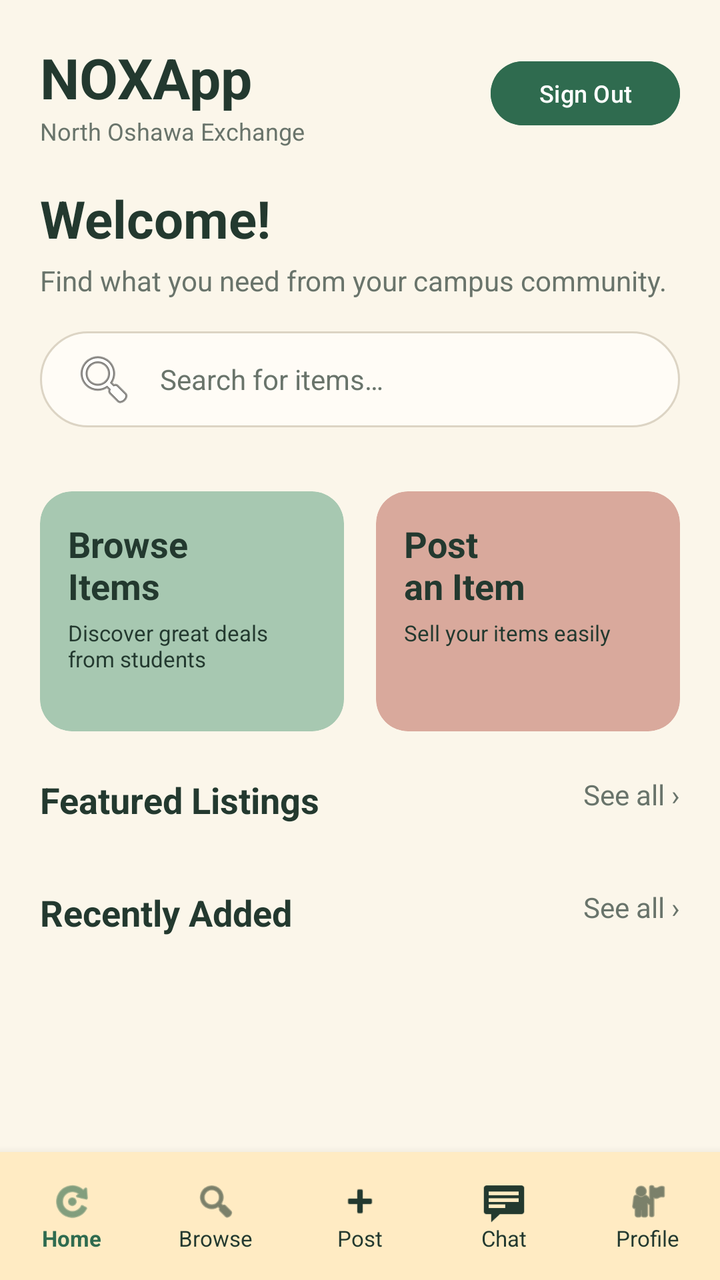
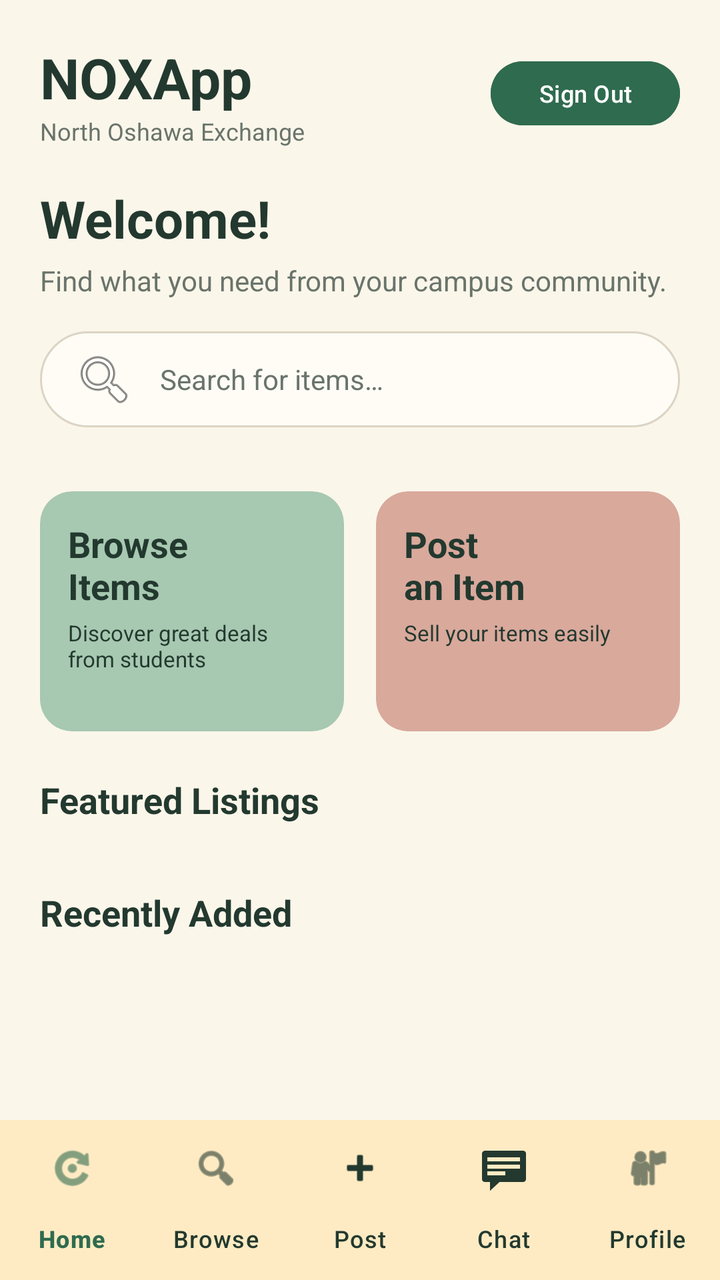

Compare the two renders of this Android layout. The source of the first and the diff that turns it into the second are given below.
<!-- AndroidManifest.xml: application theme Theme.NOXApp -->
<!-- res/layout/activity_main.xml -->
<?xml version="1.0" encoding="utf-8"?>
<androidx.coordinatorlayout.widget.CoordinatorLayout
    xmlns:android="http://schemas.android.com/apk/res/android"
    xmlns:app="http://schemas.android.com/apk/res-auto"
    android:id="@+id/main"
    android:layout_width="match_parent"
    android:layout_height="match_parent"
    android:background="@color/nox_cream_bg">

    <androidx.core.widget.NestedScrollView
        android:layout_width="match_parent"
        android:layout_height="match_parent"
        android:fillViewport="true"
        android:paddingBottom="72dp">

        <LinearLayout
            android:layout_width="match_parent"
            android:layout_height="wrap_content"
            android:orientation="vertical"
            android:padding="20dp">

            
            <RelativeLayout
                android:layout_width="match_parent"
                android:layout_height="wrap_content">

                <TextView
                    android:id="@+id/noxLogo"
                    android:layout_width="wrap_content"
                    android:layout_height="wrap_content"
                    android:text="@string/app_name"
                    android:textColor="@color/nox_dark_green"
                    android:textSize="28sp"
                    android:textStyle="bold" />

                <TextView
                    android:layout_width="wrap_content"
                    android:layout_height="wrap_content"
                    android:layout_below="@id/noxLogo"
                    android:text="@string/tagline"
                    android:textColor="@color/nox_subtext"
                    android:textSize="12sp" />

                <Button
                    android:id="@+id/signOutButton"
                    android:layout_width="wrap_content"
                    android:layout_height="40dp"
                    android:layout_alignParentEnd="true"
                    android:layout_centerVertical="true"
                    android:backgroundTint="@color/nox_primary_green"
                    android:text="@string/sign_out"
                    android:textColor="@color/white"
                    android:textSize="12sp" />
            </RelativeLayout>

            
            <TextView
                android:id="@+id/welcomeTextView"
                android:layout_width="wrap_content"
                android:layout_height="wrap_content"
                android:layout_marginTop="18dp"
                android:text="Welcome!"
                android:textColor="@color/nox_dark_green"
                android:textSize="26sp"
                android:textStyle="bold" />

            <TextView
                android:layout_width="wrap_content"
                android:layout_height="wrap_content"
                android:layout_marginTop="4dp"
                android:text="@string/home_subtitle"
                android:textColor="@color/nox_subtext"
                android:textSize="14sp" />

            
            <EditText
                android:id="@+id/searchBar"
                android:layout_width="match_parent"
                android:layout_height="48dp"
                android:layout_marginTop="16dp"
                android:background="@drawable/rounded_search_box"
                android:drawableStart="@android:drawable/ic_menu_search"
                android:drawablePadding="12dp"
                android:hint="@string/search_hint"
                android:imeOptions="actionDone"
                android:inputType="text"
                android:paddingHorizontal="16dp"
                android:textColor="@color/nox_dark_green"
                android:textColorHint="@color/nox_subtext"
                android:textSize="14sp" />

            
            <androidx.recyclerview.widget.RecyclerView
                android:id="@+id/categoryRecyclerView"
                android:layout_width="match_parent"
                android:layout_height="wrap_content"
                android:layout_marginTop="16dp"
                android:clipToPadding="false"
                android:orientation="horizontal" />

            
            <LinearLayout
                android:layout_width="match_parent"
                android:layout_height="120dp"
                android:layout_marginTop="16dp"
                android:orientation="horizontal">

                <androidx.cardview.widget.CardView
                    android:id="@+id/browseCard"
                    android:layout_width="0dp"
                    android:layout_height="match_parent"
                    android:layout_marginEnd="8dp"
                    android:layout_weight="1"
                    app:cardBackgroundColor="@color/nox_card_green"
                    app:cardCornerRadius="16dp"
                    app:cardElevation="0dp">

                    <LinearLayout
                        android:layout_width="match_parent"
                        android:layout_height="match_parent"
                        android:orientation="vertical"
                        android:padding="14dp">

                        <TextView
                            android:layout_width="wrap_content"
                            android:layout_height="wrap_content"
                            android:text="@string/browse_items_title"
                            android:textColor="@color/nox_dark_green"
                            android:textSize="18sp"
                            android:textStyle="bold" />

                        <TextView
                            android:layout_width="wrap_content"
                            android:layout_height="wrap_content"
                            android:layout_marginTop="4dp"
                            android:text="@string/browse_items_sub"
                            android:textColor="@color/nox_dark_green"
                            android:textSize="11sp" />
                    </LinearLayout>
                </androidx.cardview.widget.CardView>

                <androidx.cardview.widget.CardView
                    android:id="@+id/postCard"
                    android:layout_width="0dp"
                    android:layout_height="match_parent"
                    android:layout_marginStart="8dp"
                    android:layout_weight="1"
                    app:cardBackgroundColor="@color/nox_card_pink"
                    app:cardCornerRadius="16dp"
                    app:cardElevation="0dp">

                    <LinearLayout
                        android:layout_width="match_parent"
                        android:layout_height="match_parent"
                        android:orientation="vertical"
                        android:padding="14dp">

                        <TextView
                            android:layout_width="wrap_content"
                            android:layout_height="wrap_content"
                            android:text="@string/post_item_title"
                            android:textColor="@color/nox_dark_green"
                            android:textSize="18sp"
                            android:textStyle="bold" />

                        <TextView
                            android:layout_width="wrap_content"
                            android:layout_height="wrap_content"
                            android:layout_marginTop="4dp"
                            android:text="@string/post_item_sub"
                            android:textColor="@color/nox_dark_green"
                            android:textSize="11sp" />
                    </LinearLayout>
                </androidx.cardview.widget.CardView>
            </LinearLayout>

            
            <RelativeLayout
                android:layout_width="match_parent"
                android:layout_height="wrap_content"
                android:layout_marginTop="22dp">

                <TextView
                    android:layout_width="wrap_content"
                    android:layout_height="wrap_content"
                    android:text="@string/featured_listings"
                    android:textColor="@color/nox_dark_green"
                    android:textSize="18sp"
                    android:textStyle="bold" />

                <TextView
                    android:id="@+id/seeAllFeatured"
                    android:layout_width="wrap_content"
                    android:layout_height="wrap_content"
                    android:layout_alignParentEnd="true"
                    android:text="@string/see_all"
                    android:textColor="@color/nox_subtext"
                    android:textSize="14sp" />
            </RelativeLayout>

            <androidx.recyclerview.widget.RecyclerView
                android:id="@+id/featuredRecyclerView"
                android:layout_width="match_parent"
                android:layout_height="wrap_content"
                android:layout_marginTop="12dp"
                android:clipToPadding="false"
                android:orientation="horizontal" />

            
            <RelativeLayout
                android:layout_width="match_parent"
                android:layout_height="wrap_content"
                android:layout_marginTop="20dp">

                <TextView
                    android:layout_width="wrap_content"
                    android:layout_height="wrap_content"
                    android:text="@string/recently_added"
                    android:textColor="@color/nox_dark_green"
                    android:textSize="18sp"
                    android:textStyle="bold" />

                <TextView
                    android:id="@+id/seeAllRecent"
                    android:layout_width="wrap_content"
                    android:layout_height="wrap_content"
                    android:layout_alignParentEnd="true"
                    android:text="@string/see_all"
                    android:textColor="@color/nox_subtext"
                    android:textSize="14sp" />
            </RelativeLayout>

            <androidx.recyclerview.widget.RecyclerView
                android:id="@+id/recentRecyclerView"
                android:layout_width="match_parent"
                android:layout_height="wrap_content"
                android:layout_marginTop="12dp"
                android:clipToPadding="false"
                android:orientation="horizontal" />

        </LinearLayout>
    </androidx.core.widget.NestedScrollView>

    
    <LinearLayout
        android:id="@+id/bottomNavBar"
        android:layout_width="match_parent"
        android:layout_height="64dp"
        android:layout_gravity="bottom"
        android:background="@color/nox_nav_bg"
        android:elevation="8dp"
        android:gravity="center"
        android:orientation="horizontal"
        android:weightSum="5">

        <LinearLayout
            android:id="@+id/navHome"
            android:layout_width="0dp"
            android:layout_height="match_parent"
            android:layout_weight="1"
            android:gravity="center"
            android:orientation="vertical">

            <ImageView
                android:layout_width="22dp"
                android:layout_height="22dp"
                android:contentDescription="Home"
                android:tint="@color/nox_primary_green"
                android:src="@android:drawable/ic_menu_rotate" />

            <TextView
                android:layout_width="wrap_content"
                android:layout_height="wrap_content"
                android:text="Home"
                android:textColor="@color/nox_primary_green"
                android:textSize="11sp"
                android:textStyle="bold" />
        </LinearLayout>

        <LinearLayout
            android:id="@+id/navBrowse"
            android:layout_width="0dp"
            android:layout_height="match_parent"
            android:layout_weight="1"
            android:gravity="center"
            android:orientation="vertical">

            <ImageView
                android:layout_width="22dp"
                android:layout_height="22dp"
                android:contentDescription="Browse"
                android:tint="@color/nox_dark_green"
                android:src="@android:drawable/ic_menu_search" />

            <TextView
                android:layout_width="wrap_content"
                android:layout_height="wrap_content"
                android:text="Browse"
                android:textColor="@color/nox_dark_green"
                android:textSize="11sp" />
        </LinearLayout>

        <LinearLayout
            android:id="@+id/navPost"
            android:layout_width="0dp"
            android:layout_height="match_parent"
            android:layout_weight="1"
            android:gravity="center"
            android:orientation="vertical">

            <ImageView
                android:layout_width="22dp"
                android:layout_height="22dp"
                android:contentDescription="Post"
                android:tint="@color/nox_dark_green"
                android:src="@android:drawable/ic_input_add" />

            <TextView
                android:layout_width="wrap_content"
                android:layout_height="wrap_content"
                android:text="Post"
                android:textColor="@color/nox_dark_green"
                android:textSize="11sp" />
        </LinearLayout>

        <LinearLayout
            android:id="@+id/navChat"
            android:layout_width="0dp"
            android:layout_height="match_parent"
            android:layout_weight="1"
            android:gravity="center"
            android:orientation="vertical">

            <ImageView
                android:layout_width="22dp"
                android:layout_height="22dp"
                android:contentDescription="Chat"
                android:tint="@color/nox_dark_green"
                android:src="@android:drawable/stat_notify_chat" />

            <TextView
                android:layout_width="wrap_content"
                android:layout_height="wrap_content"
                android:text="Chat"
                android:textColor="@color/nox_dark_green"
                android:textSize="11sp" />
        </LinearLayout>

        <LinearLayout
            android:id="@+id/navProfile"
            android:layout_width="0dp"
            android:layout_height="match_parent"
            android:layout_weight="1"
            android:gravity="center"
            android:orientation="vertical">

            <ImageView
                android:layout_width="22dp"
                android:layout_height="22dp"
                android:contentDescription="Profile"
                android:tint="@color/nox_dark_green"
                android:src="@android:drawable/ic_menu_myplaces" />

            <TextView
                android:layout_width="wrap_content"
                android:layout_height="wrap_content"
                android:text="Profile"
                android:textColor="@color/nox_dark_green"
                android:textSize="11sp" />
        </LinearLayout>
    </LinearLayout>

</androidx.coordinatorlayout.widget.CoordinatorLayout>
<!-- resources referenced by this layout -->
<resources>
  <color name="nox_card_green">#A7C8B1</color>
  <color name="nox_card_pink">#D9A99C</color>
  <color name="nox_cream_bg">#FBF6EA</color>
  <color name="nox_dark_green">#23392F</color>
  <color name="nox_nav_bg">#FFEBC3</color>
  <color name="nox_primary_green">#2F6B4F</color>
  <color name="nox_subtext">#69746B</color>
  <color name="white">#FFFFFFFF</color>
  <!-- drawable rounded_search_box (drawable) -->
  <?xml version="1.0" encoding="utf-8"?>
  <shape xmlns:android="http://schemas.android.com/apk/res/android">
      <solid android:color="@color/nox_field_bg" />
      <corners android:radius="24dp" />
      <stroke android:width="1dp" android:color="#DCD4C4" />
  </shape>
  <string name="app_name">NOXApp</string>
  <string name="browse_items_sub">Discover great deals from students</string>
  <string name="browse_items_title">Browse\nItems</string>
  <string name="featured_listings">Featured Listings</string>
  <string name="home_subtitle">Find what you need from your campus community.</string>
  <string name="post_item_sub">Sell your items easily</string>
  <string name="post_item_title">Post\nan Item</string>
  <string name="recently_added">Recently Added</string>
  <string name="search_hint">Search for items…</string>
  <string name="see_all">See all ›</string>
  <string name="sign_out">Sign Out</string>
  <string name="tagline">North Oshawa Exchange</string>
  <style name="Theme.NOXApp" parent="Base.Theme.NOXApp" />
  <color name="nox_field_bg">#FFFCF6</color>
  <style name="Base.Theme.NOXApp" parent="Theme.Material3.DayNight.NoActionBar">
          
          
      </style>
</resources>

<!-- the commit's change to res/layout/activity_main.xml (unified diff, before → after) -->
@@ -187,15 +187,6 @@
                     android:textColor="@color/nox_dark_green"
                     android:textSize="18sp"
                     android:textStyle="bold" />
-
-                <TextView
-                    android:id="@+id/seeAllFeatured"
-                    android:layout_width="wrap_content"
-                    android:layout_height="wrap_content"
-                    android:layout_alignParentEnd="true"
-                    android:text="@string/see_all"
-                    android:textColor="@color/nox_subtext"
-                    android:textSize="14sp" />
             </RelativeLayout>
 
             <androidx.recyclerview.widget.RecyclerView
@@ -219,15 +210,6 @@
                     android:textColor="@color/nox_dark_green"
                     android:textSize="18sp"
                     android:textStyle="bold" />
-
-                <TextView
-                    android:id="@+id/seeAllRecent"
-                    android:layout_width="wrap_content"
-                    android:layout_height="wrap_content"
-                    android:layout_alignParentEnd="true"
-                    android:text="@string/see_all"
-                    android:textColor="@color/nox_subtext"
-                    android:textSize="14sp" />
             </RelativeLayout>
 
             <androidx.recyclerview.widget.RecyclerView
@@ -241,133 +223,16 @@
         </LinearLayout>
     </androidx.core.widget.NestedScrollView>
 
-    
-    <LinearLayout
+    <com.google.android.material.bottomnavigation.BottomNavigationView
         android:id="@+id/bottomNavBar"
         android:layout_width="match_parent"
-        android:layout_height="64dp"
+        android:layout_height="wrap_content"
         android:layout_gravity="bottom"
         android:background="@color/nox_nav_bg"
-        android:elevation="8dp"
-        android:gravity="center"
-        android:orientation="horizontal"
-        android:weightSum="5">
-
-        <LinearLayout
-            android:id="@+id/navHome"
-            android:layout_width="0dp"
-            android:layout_height="match_parent"
-            android:layout_weight="1"
-            android:gravity="center"
-            android:orientation="vertical">
-
-            <ImageView
-                android:layout_width="22dp"
-                android:layout_height="22dp"
-                android:contentDescription="Home"
-                android:tint="@color/nox_primary_green"
-                android:src="@android:drawable/ic_menu_rotate" />
-
-            <TextView
-                android:layout_width="wrap_content"
-                android:layout_height="wrap_content"
-                android:text="Home"
-                android:textColor="@color/nox_primary_green"
-                android:textSize="11sp"
-                android:textStyle="bold" />
-        </LinearLayout>
-
-        <LinearLayout
-            android:id="@+id/navBrowse"
-            android:layout_width="0dp"
-            android:layout_height="match_parent"
-            android:layout_weight="1"
-            android:gravity="center"
-            android:orientation="vertical">
-
-            <ImageView
-                android:layout_width="22dp"
-                android:layout_height="22dp"
-                android:contentDescription="Browse"
-                android:tint="@color/nox_dark_green"
-                android:src="@android:drawable/ic_menu_search" />
-
-            <TextView
-                android:layout_width="wrap_content"
-                android:layout_height="wrap_content"
-                android:text="Browse"
-                android:textColor="@color/nox_dark_green"
-                android:textSize="11sp" />
-        </LinearLayout>
-
-        <LinearLayout
-            android:id="@+id/navPost"
-            android:layout_width="0dp"
-            android:layout_height="match_parent"
-            android:layout_weight="1"
-            android:gravity="center"
-            android:orientation="vertical">
-
-            <ImageView
-                android:layout_width="22dp"
-                android:layout_height="22dp"
-                android:contentDescription="Post"
-                android:tint="@color/nox_dark_green"
-                android:src="@android:drawable/ic_input_add" />
-
-            <TextView
-                android:layout_width="wrap_content"
-                android:layout_height="wrap_content"
-                android:text="Post"
-                android:textColor="@color/nox_dark_green"
-                android:textSize="11sp" />
-        </LinearLayout>
-
-        <LinearLayout
-            android:id="@+id/navChat"
-            android:layout_width="0dp"
-            android:layout_height="match_parent"
-            android:layout_weight="1"
-            android:gravity="center"
-            android:orientation="vertical">
-
-            <ImageView
-                android:layout_width="22dp"
-                android:layout_height="22dp"
-                android:contentDescription="Chat"
-                android:tint="@color/nox_dark_green"
-                android:src="@android:drawable/stat_notify_chat" />
-
-            <TextView
-                android:layout_width="wrap_content"
-                android:layout_height="wrap_content"
-                android:text="Chat"
-                android:textColor="@color/nox_dark_green"
-                android:textSize="11sp" />
-        </LinearLayout>
-
-        <LinearLayout
-            android:id="@+id/navProfile"
-            android:layout_width="0dp"
-            android:layout_height="match_parent"
-            android:layout_weight="1"
-            android:gravity="center"
-            android:orientation="vertical">
-
-            <ImageView
-                android:layout_width="22dp"
-                android:layout_height="22dp"
-                android:contentDescription="Profile"
-                android:tint="@color/nox_dark_green"
-                android:src="@android:drawable/ic_menu_myplaces" />
-
-            <TextView
-                android:layout_width="wrap_content"
-                android:layout_height="wrap_content"
-                android:text="Profile"
-                android:textColor="@color/nox_dark_green"
-                android:textSize="11sp" />
-        </LinearLayout>
-    </LinearLayout>
+        app:paddingBottomSystemWindowInsets="false"
+        app:itemIconTint="@color/bottom_nav_item"
+        app:itemTextColor="@color/bottom_nav_item"
+        app:labelVisibilityMode="labeled"
+        app:menu="@menu/bottom_navigation" />
 
 </androidx.coordinatorlayout.widget.CoordinatorLayout>
<!-- resource entries referenced after the edit -->
@@ -24,7 +24,6 @@
   <string name="post_item_title">Post\nan Item</string>
   <string name="recently_added">Recently Added</string>
   <string name="search_hint">Search for items…</string>
-  <string name="see_all">See all ›</string>
   <string name="sign_out">Sign Out</string>
   <string name="tagline">North Oshawa Exchange</string>
   <style name="Theme.NOXApp" parent="Base.Theme.NOXApp" />
